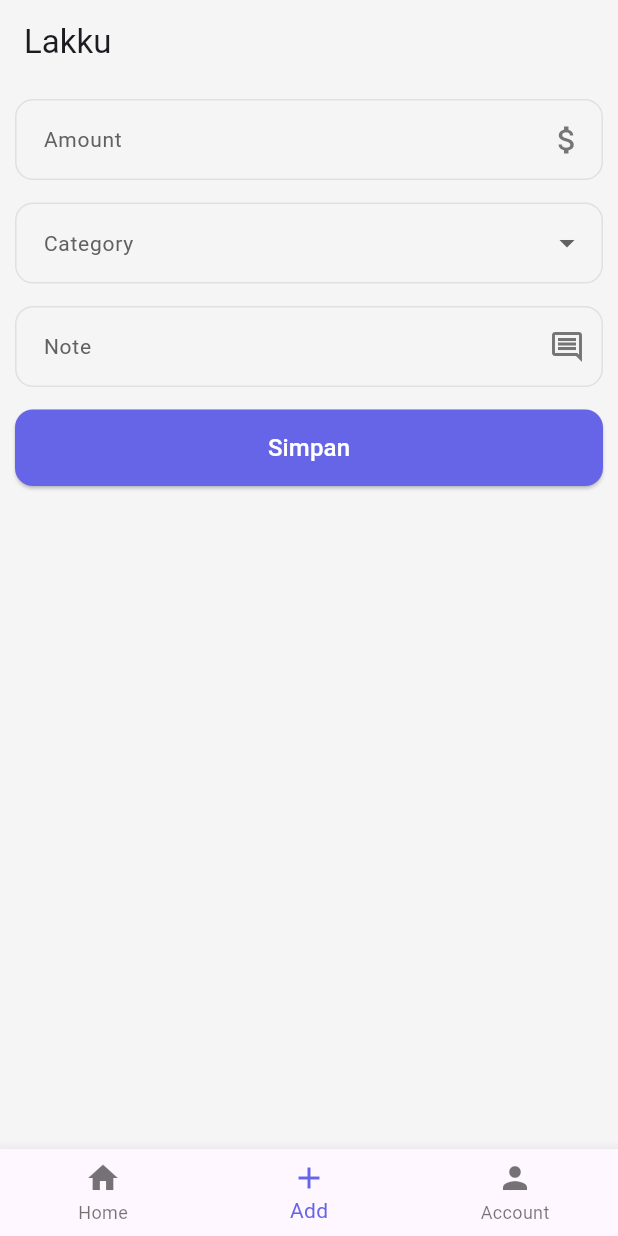
After one commit to RvLionXz/Lakku-App, a Flutter app: the screen it shows after launch, item 2 of the bottom bar chosen, on a phone screen of 412 x 824 dp. The commit adds this screen. Run offline on Flutter 3.47's test engine with Material 3 defaults, Android fonts, the phone set to English and light mode, and no system bars; our stand-ins replace fl_chart.

Commit message:
update ui

```diff
--- /dev/null
+++ b/lib/components/text_field.dart
@@ -0,0 +1,133 @@
+import 'package:flutter/material.dart';
+
+class Amount extends StatefulWidget {
+  const Amount({super.key});
+
+  @override
+  State<Amount> createState() => _Amount();
+}
+
+class _Amount extends State<Amount> {
+  @override
+  Widget build(BuildContext context) {
+    return Column(
+      children: [
+        TextField(
+          decoration: InputDecoration(
+            labelText: "Amount",
+            labelStyle: TextStyle(color: Colors.grey[700], fontSize: 14),
+            prefixText: "Rp ",
+            suffixIcon: Icon(
+              Icons.attach_money_outlined,
+              color: Colors.grey[600],
+            ),
+            border: OutlineInputBorder(
+              borderRadius: BorderRadius.circular(12),
+              borderSide: BorderSide(color: Colors.grey.shade300),
+            ),
+            enabledBorder: OutlineInputBorder(
+              borderRadius: BorderRadius.circular(12),
+              borderSide: BorderSide(color: Colors.grey.shade300),
+            ),
+            focusedBorder: OutlineInputBorder(
+              borderRadius: BorderRadius.circular(12),
+              borderSide: BorderSide(color: Colors.grey.shade400),
+            ),
+            contentPadding: EdgeInsets.symmetric(vertical: 15, horizontal: 15),
+          ),
+          keyboardType: TextInputType.number,
+          style: TextStyle(fontSize: 16, color: Colors.black),
+        ),
+      ],
+    );
+  }
+}
+
+class dropDown extends StatefulWidget {
+  const dropDown({super.key});
+
+  @override
+  State<dropDown> createState() => _dropDownState();
+}
+
+class _dropDownState extends State<dropDown> {
+  @override
+  Widget build(BuildContext context) {
+    return Column(
+      children: [
+        DropdownButtonFormField<String>(
+          decoration: InputDecoration(
+            labelText: "Category",
+            labelStyle: TextStyle(color: Colors.grey[700], fontSize: 14),
+            border: OutlineInputBorder(
+              borderRadius: BorderRadius.circular(12),
+              borderSide: BorderSide(color: Colors.grey.shade300),
+            ),
+            enabledBorder: OutlineInputBorder(
+              borderRadius: BorderRadius.circular(12),
+              borderSide: BorderSide(color: Colors.grey.shade300),
+            ),
+            focusedBorder: OutlineInputBorder(
+              borderRadius: BorderRadius.circular(12),
+              borderSide: BorderSide(color: Colors.grey.shade400),
+            ),
+            contentPadding: EdgeInsets.symmetric(vertical: 15, horizontal: 15),
+          ),
+          value: null,
+          items:
+              ['Makanan', 'Transportasi', 'Lainnya'].map((String value) {
+                return DropdownMenuItem<String>(
+                  value: value,
+                  child: Text(value),
+                );
+              }).toList(),
+          onChanged: (newValue) {
+            print("Kategori dipilih: $newValue");
+          },
+        ),
+      ],
+    );
+  }
+}
+
+class Note extends StatefulWidget {
+  const Note({super.key});
+
+  @override
+  State<Note> createState() => _NoteState();
+}
+
+class _NoteState extends State<Note> {
+  @override
+  Widget build(BuildContext context) {
+    return Column(
+      children: [
+        TextField(
+          decoration: InputDecoration(
+            labelText: "Note",
+            labelStyle: TextStyle(color: Colors.grey[700], fontSize: 14),
+            suffixIcon: Icon(
+              Icons.comment_outlined,
+              color: Colors.grey[600],
+            ),
+            border: OutlineInputBorder(
+              borderRadius: BorderRadius.circular(12),
+              borderSide: BorderSide(color: Colors.grey.shade300),
+            ),
+            enabledBorder: OutlineInputBorder(
+              borderRadius: BorderRadius.circular(12),
+              borderSide: BorderSide(color: Colors.grey.shade300),
+            ),
+            focusedBorder: OutlineInputBorder(
+              borderRadius: BorderRadius.circular(12),
+              borderSide: BorderSide(color: Colors.grey.shade400),
+            ),
+            contentPadding: EdgeInsets.symmetric(vertical: 15, horizontal: 15),
+          ),
+          keyboardType: TextInputType.number,
+          style: TextStyle(fontSize: 16, color: Colors.black),
+        ),
+      ],
+    );
+  }
+}
--- a/lib/main.dart
+++ b/lib/main.dart
@@ -1,5 +1,6 @@
 import 'package:flutter/material.dart';
 import 'pages/home_page.dart';
+import 'pages/add_expanses.dart';
 
 void main() {
   runApp(const MyApp());
@@ -18,6 +19,9 @@ class _MyAppState extends State<MyApp> {
     return MaterialApp(
       debugShowCheckedModeBanner: false,
       home: HomePage(),
+      routes: {
+        '/add': (context) => AddPages(),
+      },
     );
   }
 }
--- /dev/null
+++ b/lib/pages/account_pages.dart
@@ -0,0 +1,33 @@
+import 'package:flutter/material.dart';
+
+class AccountPages extends StatefulWidget {
+  const AccountPages({super.key});
+
+  @override
+  State<AccountPages> createState() => _AccountPagesState();
+}
+
+class _AccountPagesState extends State<AccountPages> {
+  @override
+  Widget build(BuildContext context) {
+    return MaterialApp(
+      debugShowCheckedModeBanner: false,
+      home: Scaffold(
+        backgroundColor: Color(0xFFF5F5F5),
+        body: Center(
+          child: Column(
+            mainAxisAlignment: MainAxisAlignment.center,
+            children: [
+              Icon(Icons.face, size: 100, color: Colors.grey.shade400),
+              Text("Username"),
+              Text(
+                "sipulan",
+                style: TextStyle(fontSize: 30, fontWeight: FontWeight.bold),
+              ),
+            ],
+          ),
+        ),
+      ),
+    );
+  }
+}
--- /dev/null
+++ b/lib/pages/add_expanses.dart
@@ -0,0 +1,57 @@
+import 'package:flutter/material.dart';
+import 'package:lakku_app/components/text_field.dart';
+
+class AddPages extends StatefulWidget {
+  const AddPages({super.key});
+
+  @override
+  State<AddPages> createState() => _AddPagesState();
+}
+
+class _AddPagesState extends State<AddPages> {
+  @override
+  Widget build(BuildContext context) {
+    return MaterialApp(
+      debugShowCheckedModeBanner: false,
+      home: Scaffold(
+        backgroundColor: Color(0xFFF5F5F5),
+        body: Padding(
+          padding: EdgeInsets.all(10),
+          child: Column(
+            children: [
+              Amount(),
+              SizedBox(height: 15),
+              dropDown(),
+              SizedBox(height: 15),
+              Note(),
+              SizedBox(height: 15),
+              SizedBox(
+                width: double.infinity,
+                child: ElevatedButton(
+                  onPressed: () {
+                    print("Tombol ditekan!");
+                  },
+                  style: ElevatedButton.styleFrom(
+                    backgroundColor: Color(0xFF6665E7),
+                    shape: RoundedRectangleBorder(
+                      borderRadius: BorderRadius.circular(12),
+                    ),
+                    padding: EdgeInsets.symmetric(vertical: 14),
+                  ),
+                  child: Text(
+                    'Simpan',
+                    style: TextStyle(
+                      fontSize: 16,
+                      fontWeight: FontWeight.w500,
+                      color: Colors.white,
+                    ),
+                  ),
+                ),
+              ),
+            ],
+          ),
+        ),
+      ),
+    );
+  }
+}
--- a/lib/pages/home_page.dart
+++ b/lib/pages/home_page.dart
@@ -1,7 +1,9 @@
 import 'package:flutter/material.dart';
 import 'package:lakku_app/components/charts_card.dart';
 import 'package:lakku_app/components/history_list.dart';
+import 'package:lakku_app/pages/account_pages.dart';
 import 'package:lakku_app/services/data_service.dart';
+import 'add_expanses.dart';
 
 class HomePage extends StatefulWidget {
   const HomePage({super.key});
@@ -11,22 +13,11 @@ class HomePage extends StatefulWidget {
 }
 
 class _HomePageState extends State<HomePage> {
-  // Bottom Navigation
   int _selectedIndex = 0;
-  static const TextStyle optionStyle = TextStyle(
-    fontSize: 30,
-    fontWeight: FontWeight.bold,
-  );
-  static const List<Widget> _widgetOptions = <Widget>[
-    Text("Index 0: Home", style: optionStyle),
-    Text("Index 1: Add", style: optionStyle),
-    Text("Index 2: Account", style: optionStyle),
-  ];
+  final PageController _pageController = PageController();
 
   void _onItemTapped(int index) {
-    setState(() {
-      _selectedIndex = index;
-    });
+    _pageController.jumpToPage(index);
   }
 
   @override
@@ -39,7 +30,15 @@ class _HomePageState extends State<HomePage> {
           title: Text("Lakku"),
           backgroundColor: Color(0xFFF5F5F5),
         ),
-        body: Padding(
+        body: PageView(
+          controller: _pageController,
+          onPageChanged: (index) {
+            setState(() {
+              _selectedIndex = index;
+            });
+          },
+          children: [
+            Padding(
               padding: const EdgeInsets.all(10.0),
               child: SingleChildScrollView(
                 child: Column(
@@ -56,7 +55,6 @@ class _HomePageState extends State<HomePage> {
                               fontSize: 20,
                               fontWeight: FontWeight.w500,
                             ),
-
                           ),
                           Text(
                             "Rp. $saldo",
@@ -76,13 +74,14 @@ class _HomePageState extends State<HomePage> {
                 ),
               ),
             ),
+            AddPages(),
+            AccountPages()
+          ],
+        ),
         bottomNavigationBar: BottomNavigationBar(
           items: const <BottomNavigationBarItem>[
             BottomNavigationBarItem(icon: Icon(Icons.home), label: 'Home'),
-            BottomNavigationBarItem(
-              icon: Icon(Icons.add),
-              label: 'Add',
-            ),
+            BottomNavigationBarItem(icon: Icon(Icons.add), label: 'Add'),
             BottomNavigationBarItem(icon: Icon(Icons.person), label: 'Account'),
           ],
           currentIndex: _selectedIndex,
```
Also changed, not shown: lib/models/users_model.dart (added). Lines whose indentation alone changed are shown as unchanged.
